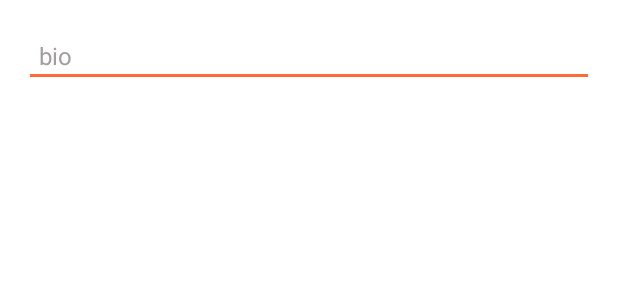
After one commit to andreilemdyanov/Banderol, an Android app: the layout fragment_change_bio.xml on its own in the app's theme, with its tools: preview values and no code run, on a phone screen of 412 x 824 dp. The commit adds this screen. Shown: the top 300 px of the screen. Run offline under Robolectric (Android 15) with nearby library versions, the phone set to English and light mode, and no system bars.

Commit message:
refactor code and add ChangeBioFragment.

```diff
--- a/app/src/main/java/com/work/banderol/ui/fragments/SettingsFragment.kt
+++ b/app/src/main/java/com/work/banderol/ui/fragments/SettingsFragment.kt
@@ -26,9 +26,8 @@ class SettingsFragment : BaseFragment(R.layout.fragment_settings) {
         settings_phone_number.text = USER.phone
         settings_status.text = USER.status
         settings_username.text = USER.username
-        settings_btn_change_username.setOnClickListener {
-            replaceFragment(ChangeUsernameFragment())
-        }
+        settings_btn_change_username.setOnClickListener { replaceFragment(ChangeUsernameFragment()) }
+        settings_btn_change_bio.setOnClickListener { replaceFragment(ChangeBioFragment()) }
 
     }
 
--- a/app/src/main/java/com/work/banderol/utilits/firebaseHelper.kt
+++ b/app/src/main/java/com/work/banderol/utilits/firebaseHelper.kt
@@ -13,6 +13,7 @@ lateinit var USER: User
 const val NODE_USERS = "users"
 const val NODE_USERNAMES = "usernames"
 const val CHILD_ID = "id"
+const val CHILD_BIO = "bio"
 const val CHILD_PHONE = "phone"
 const val CHILD_USERNAME = "username"
 const val CHILD_FULLNAME = "fullname"
--- /dev/null
+++ b/app/src/main/res/layout/fragment_change_bio.xml
@@ -0,0 +1,21 @@
+<?xml version="1.0" encoding="utf-8"?>
+<androidx.constraintlayout.widget.ConstraintLayout xmlns:android="http://schemas.android.com/apk/res/android"
+    xmlns:tools="http://schemas.android.com/tools"
+    android:layout_width="match_parent"
+    android:layout_height="match_parent"
+    xmlns:app="http://schemas.android.com/apk/res-auto"
+    tools:context=".ui.fragments.ChangeBioFragment">
+
+    <EditText
+        android:id="@+id/settings_input_bio"
+        style="@style/editText"
+        android:layout_width="match_parent"
+        android:layout_height="wrap_content"
+        android:hint="@string/settings_hint_input_bio"
+        android:inputType="text"
+        app:layout_constraintEnd_toEndOf="parent"
+        app:layout_constraintStart_toStartOf="parent"
+        app:layout_constraintTop_toTopOf="parent" />
+
+
+</androidx.constraintlayout.widget.ConstraintLayout>
--- a/app/src/main/res/values/strings.xml
+++ b/app/src/main/res/values/strings.xml
@@ -27,4 +27,5 @@
     <string name="settings_toast_name_is_empty">Имя не может быть пустым</string>
     <string name="toast_data_update">Данные обновлены</string>
     <string name="settings_hint_input_username">username</string>
+    <string name="settings_hint_input_bio">bio</string>
 </resources>
```
Also changed, not shown: app/src/main/java/com/work/banderol/ui/fragments/BaseChangeFragment.kt (added, +33 -0 lines), app/src/main/java/com/work/banderol/ui/fragments/ChangeBioFragment.kt (added, +31 -0 lines), app/src/main/java/com/work/banderol/ui/fragments/ChangeNameFragment.kt (+9 -23 lines), app/src/main/java/com/work/banderol/ui/fragments/ChangeUsernameFragment.kt (+2 -21 lines).
